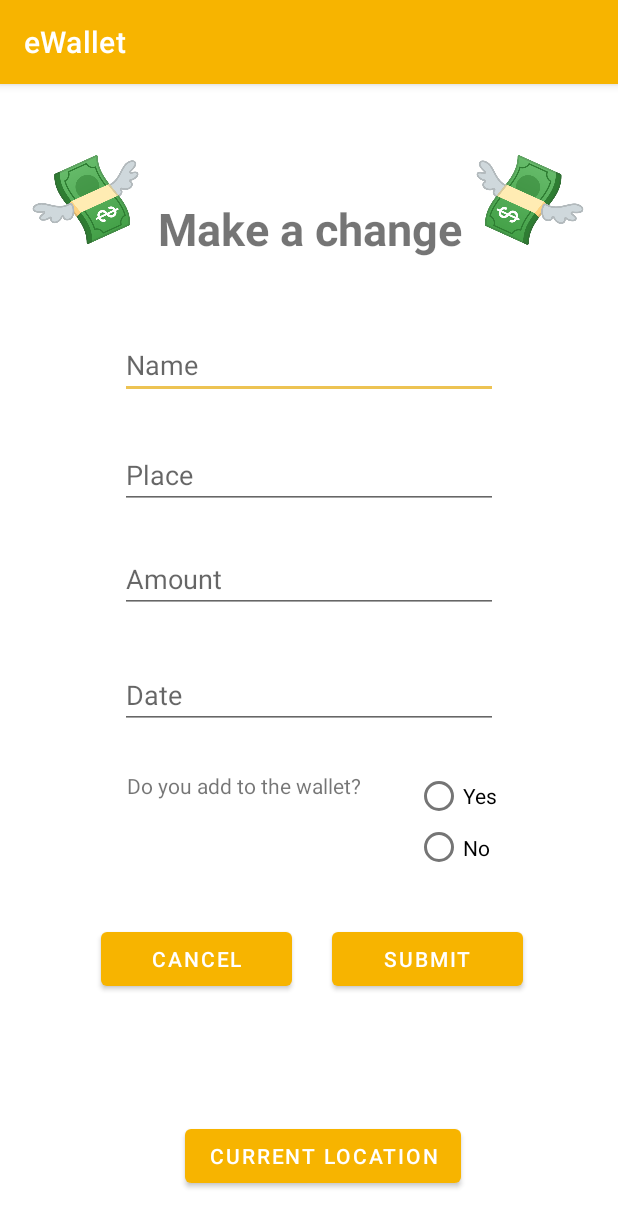
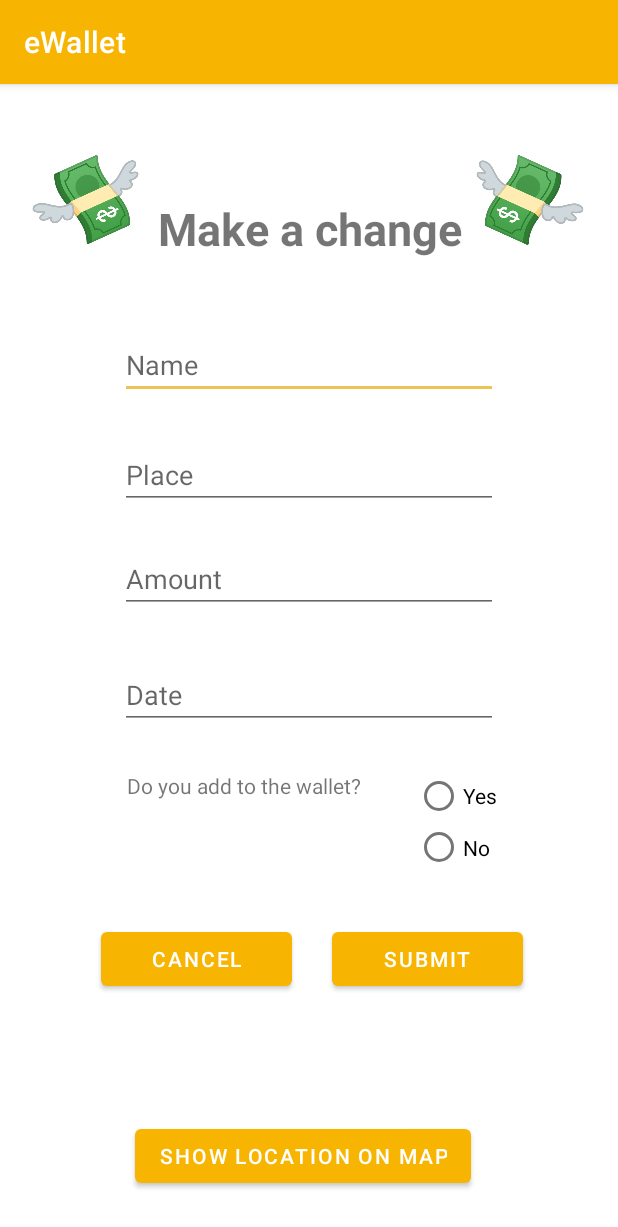
Before and after one commit to alicalmir/e-Wallet, an Android app: the MainActivity screen opened directly, with no data from a screen before it, on a phone screen of 412 x 824 dp. Shown: the top 1227 px of the screen. Run offline under Robolectric (Android 15) with nearby library versions, the phone set to English and light mode, and no system bars.

Commit message:
location name to coordinates fixed

```diff
--- a/app/src/main/java/com/example/ewallet/MainActivity.java
+++ b/app/src/main/java/com/example/ewallet/MainActivity.java
@@ -3,7 +3,11 @@ package com.example.ewallet;
 import androidx.annotation.NonNull;
 import androidx.appcompat.app.AppCompatActivity;
 
+
 import android.content.Intent;
+
+
+import android.net.Uri;
 import android.os.Bundle;
 import android.util.Log;
 import android.view.View;
@@ -12,12 +16,8 @@ import android.widget.RadioButton;
 import android.widget.RadioGroup;
 import android.widget.Toast;
 
-import com.google.android.gms.maps.CameraUpdateFactory;
-import com.google.android.gms.maps.GoogleMap;
-import com.google.android.gms.maps.OnMapReadyCallback;
-import com.google.android.gms.maps.SupportMapFragment;
-import com.google.android.gms.maps.model.LatLng;
-import com.google.android.gms.maps.model.MarkerOptions;
+
+
 
 public class MainActivity extends AppCompatActivity  {
     public static int EXTRA_ID;
@@ -25,6 +25,7 @@ public class MainActivity extends AppCompatActivity  {
     private EditText name, place, amount, date;
     private RadioGroup payment;
     private RadioButton radioButton;
+    public static String LOC_MESSAGE;
 
 
     @Override
@@ -79,11 +80,16 @@ public class MainActivity extends AppCompatActivity  {
     }
     public void locationBtnClicked(View view) {
 
+        String search_location=place.getText().toString();
         Intent intent = new Intent(this,ShopMapActivity.class);
+        intent.putExtra(LOC_MESSAGE,search_location);
         startActivity(intent);
-    }
 
 
 
 
+
+    }
+
+
 }
--- a/app/src/main/res/layout/activity_main.xml
+++ b/app/src/main/res/layout/activity_main.xml
@@ -160,11 +160,11 @@
         android:id="@+id/current_location"
         android:layout_width="wrap_content"
         android:layout_height="wrap_content"
-        android:layout_marginStart="123dp"
-        android:layout_marginLeft="123dp"
+        android:layout_marginStart="90dp"
+        android:layout_marginLeft="90dp"
         android:layout_marginBottom="29dp"
         android:onClick="locationBtnClicked"
-        android:text="Current location"
+        android:text="Show location on map"
         app:layout_constraintBottom_toBottomOf="parent"
         app:layout_constraintStart_toStartOf="parent" />
 
```
Also changed, not shown: app/src/main/java/com/example/ewallet/ShopMapActivity.java (+45 -3 lines).
